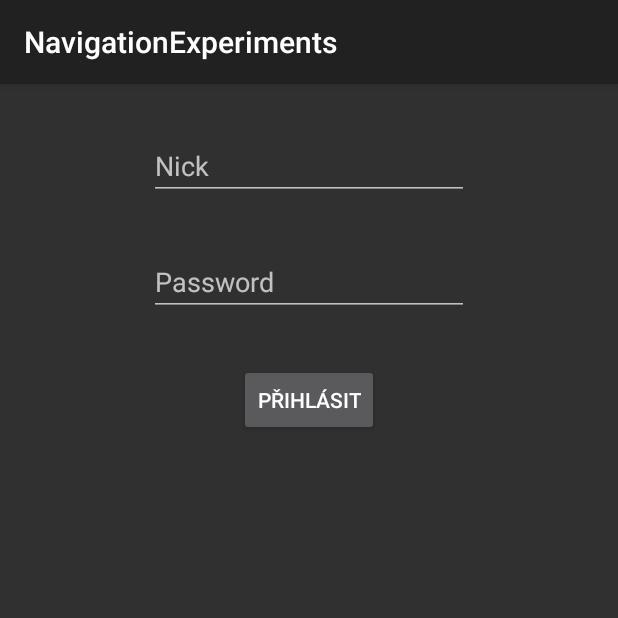
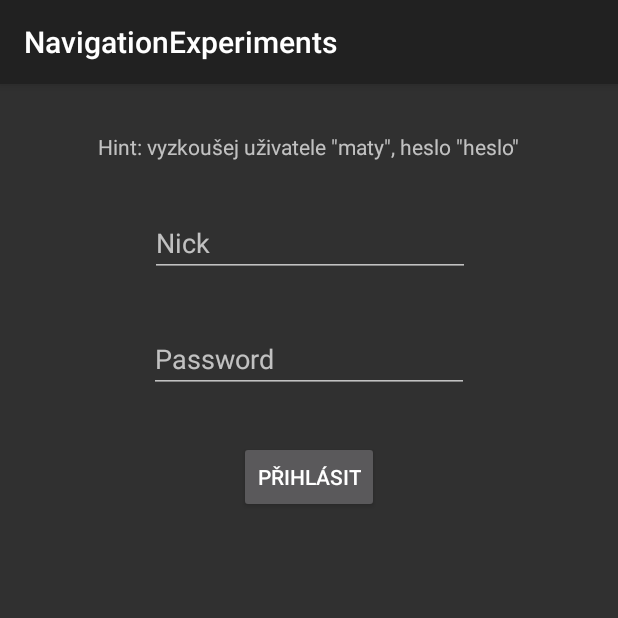
Before and after one commit to mvanco/NavigationExperiments, an Android app built with Jetpack Compose: the LoginFragment screen opened through its navigation route, on a phone screen of 412 x 824 dp, the top half of it. Run offline under Robolectric (Android 15) with nearby library versions, the phone set to English and light mode, and no system bars; our stand-ins replace Dagger/Hilt's generated code, data binding.

Commit message:
Minor fixes

```diff
--- a/app/src/main/res/layout/fragment_login.xml
+++ b/app/src/main/res/layout/fragment_login.xml
@@ -20,12 +20,13 @@
             android:layout_height="wrap_content"
             android:layout_marginTop="32dp"
             android:ems="10"
+            android:hint="Nick"
             android:inputType="text"
-            android:hint="Nick"
             android:text="@={viewModel.nick}"
             app:layout_constraintEnd_toEndOf="parent"
+            app:layout_constraintHorizontal_bias="0.502"
             app:layout_constraintStart_toStartOf="parent"
-            app:layout_constraintTop_toTopOf="parent" />
+            app:layout_constraintTop_toBottomOf="@+id/textView3" />
 
         <EditText
             android:id="@+id/password_edittext"
@@ -50,5 +51,15 @@
             app:layout_constraintStart_toStartOf="parent"
             app:layout_constraintTop_toBottomOf="@+id/password_edittext" />
 
+        <TextView
+            android:id="@+id/textView3"
+            android:layout_width="wrap_content"
+            android:layout_height="wrap_content"
+            android:layout_marginTop="32dp"
+            android:text="Hint: vyzkoušej uživatele &quot;maty&quot;, heslo &quot;heslo&quot;"
+            app:layout_constraintEnd_toEndOf="parent"
+            app:layout_constraintStart_toStartOf="parent"
+            app:layout_constraintTop_toTopOf="parent" />
+
     </androidx.constraintlayout.widget.ConstraintLayout>
 </layout>
--- a/app/src/main/res/navigation/nav_graph.xml
+++ b/app/src/main/res/navigation/nav_graph.xml
@@ -12,9 +12,7 @@
         tools:layout="@layout/fragment_disambiguation" >
         <action
             android:id="@+id/action_disambiguation_to_registration1"
-            app:destination="@id/registration1"
-            app:enterAnim="@android:anim/fade_in"
-            app:exitAnim="@android:anim/fade_out" />
+            app:destination="@id/registration1" />
         <action
             android:id="@+id/action_disambiguation_to_login"
             app:destination="@id/login" />
@@ -53,6 +51,8 @@
         <action
             android:id="@+id/action_login_to_welcome"
             app:destination="@id/welcome"
+            app:enterAnim="@android:anim/fade_in"
+            app:exitAnim="@android:anim/fade_out"
             app:popUpTo="@id/disambiguation" />
         <argument
             android:name="nick"
```
